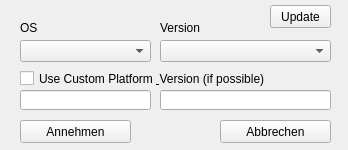
The window that versionSpoofer/QtConfig.ui (exp111/TS3PatchExtensions) describes before a commit, drawn with Qt 5.
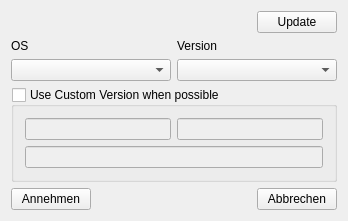
The same window after the commit.

Diff of the .ui file:
```diff
--- a/versionSpoofer/QtConfig.ui
+++ b/versionSpoofer/QtConfig.ui
@@ -7,7 +7,7 @@
     <x>0</x>
     <y>0</y>
     <width>348</width>
-    <height>150</height>
+    <height>220</height>
    </rect>
   </property>
   <property name="minimumSize">
@@ -22,127 +22,126 @@
   <property name="windowTitle">
    <string>Version &amp; OS Spoofer</string>
   </property>
-  <widget class="QPushButton" name="acceptButton">
-   <property name="geometry">
-    <rect>
-     <x>20</x>
-     <y>120</y>
-     <width>111</width>
-     <height>23</height>
-    </rect>
-   </property>
-   <property name="text">
-    <string>Annehmen</string>
-   </property>
-   <property name="checkable">
-    <bool>false</bool>
-   </property>
-  </widget>
-  <widget class="QPushButton" name="cancelButton">
-   <property name="geometry">
-    <rect>
-     <x>220</x>
-     <y>120</y>
-     <width>111</width>
-     <height>23</height>
-    </rect>
-   </property>
+  <layout class="QVBoxLayout" name="verticalLayout_3">
+   <item>
+    <layout class="QHBoxLayout" name="horizontalLayout_2">
+     <item>
+      <spacer name="horizontalSpacer_2">
+       <property name="orientation">
+        <enum>Qt::Horizontal</enum>
+       </property>
+       <property name="sizeHint" stdset="0">
+        <size>
+         <width>40</width>
+         <height>20</height>
+        </size>
+       </property>
+      </spacer>
+     </item>
+     <item>
+      <widget class="QPushButton" name="updateButton">
    <property name="text">
-    <string>Abbrechen</string>
-   </property>
-  </widget>
-  <widget class="QComboBox" name="OSComboBox">
-   <property name="geometry">
-    <rect>
-     <x>20</x>
-     <y>40</y>
-     <width>131</width>
-     <height>22</height>
-    </rect>
-   </property>
-  </widget>
+        <string>Update</string>
+       </property>
+      </widget>
+     </item>
+    </layout>
+   </item>
+   <item>
+    <layout class="QHBoxLayout" name="horizontalLayout_4">
+     <item>
+      <layout class="QVBoxLayout" name="verticalLayout">
+       <item>
   <widget class="QLabel" name="OSLabel">
-   <property name="geometry">
-    <rect>
-     <x>20</x>
-     <y>20</y>
-     <width>111</width>
-     <height>16</height>
-    </rect>
-   </property>
    <property name="text">
     <string>OS</string>
    </property>
   </widget>
+       </item>
+       <item>
+        <widget class="QComboBox" name="OSComboBox"/>
+       </item>
+      </layout>
+     </item>
+     <item>
+      <layout class="QVBoxLayout" name="verticalLayout_2">
+       <item>
   <widget class="QLabel" name="versionLabel">
-   <property name="geometry">
-    <rect>
-     <x>160</x>
-     <y>20</y>
-     <width>111</width>
-     <height>16</height>
-    </rect>
-   </property>
    <property name="text">
     <string>Version</string>
    </property>
   </widget>
-  <widget class="QComboBox" name="versionComboBox">
-   <property name="geometry">
-    <rect>
-     <x>160</x>
-     <y>40</y>
-     <width>171</width>
-     <height>22</height>
-    </rect>
-   </property>
-  </widget>
-  <widget class="QPushButton" name="updateButton">
-   <property name="geometry">
-    <rect>
-     <x>270</x>
-     <y>5</y>
-     <width>61</width>
-     <height>23</height>
-    </rect>
-   </property>
-   <property name="text">
-    <string>Update</string>
-   </property>
-  </widget>
-  <widget class="QLineEdit" name="customOSLine">
-   <property name="geometry">
-    <rect>
-     <x>20</x>
-     <y>90</y>
-     <width>131</width>
-     <height>20</height>
-    </rect>
-   </property>
-  </widget>
-  <widget class="QLineEdit" name="customVersionLine">
-   <property name="geometry">
-    <rect>
-     <x>160</x>
-     <y>90</y>
-     <width>171</width>
-     <height>20</height>
-    </rect>
-   </property>
-  </widget>
-  <widget class="QCheckBox" name="customVersionBox">
-   <property name="geometry">
-    <rect>
-     <x>20</x>
-     <y>70</y>
-     <width>311</width>
-     <height>17</height>
-    </rect>
-   </property>
+       </item>
+       <item>
+        <widget class="QComboBox" name="versionComboBox"/>
+       </item>
+      </layout>
+     </item>
+    </layout>
+   </item>
+   <item>
+    <widget class="QGroupBox" name="customVersionBox">
+     <property name="title">
+      <string>Use Custom Version when possible</string>
+     </property>
+     <property name="checkable">
+      <bool>true</bool>
+     </property>
+     <property name="checked">
+      <bool>false</bool>
+     </property>
+     <layout class="QVBoxLayout" name="verticalLayout_4">
+      <item>
+       <layout class="QHBoxLayout" name="horizontalLayout">
+        <item>
+         <widget class="QLineEdit" name="customOSLine"/>
+        </item>
+        <item>
+         <widget class="QLineEdit" name="customVersionLine"/>
+        </item>
+       </layout>
+      </item>
+      <item>
+       <widget class="QLineEdit" name="customVersionLine_2"/>
+      </item>
+     </layout>
+    </widget>
+   </item>
+   <item>
+    <layout class="QHBoxLayout" name="horizontalLayout_3">
+     <item>
+      <widget class="QPushButton" name="acceptButton">
+       <property name="text">
+        <string>Annehmen</string>
+       </property>
+       <property name="checkable">
+        <bool>false</bool>
+       </property>
+      </widget>
+     </item>
+     <item>
+      <spacer name="horizontalSpacer">
+       <property name="orientation">
+        <enum>Qt::Horizontal</enum>
+       </property>
+       <property name="sizeHint" stdset="0">
+        <size>
+         <width>40</width>
+         <height>20</height>
+        </size>
+       </property>
+      </spacer>
+     </item>
+     <item>
+      <widget class="QPushButton" name="cancelButton">
    <property name="text">
-    <string>Use Custom Platform &amp; Version (if possible)</string>
-   </property>
-  </widget>
+        <string>Abbrechen</string>
+       </property>
+      </widget>
+     </item>
+    </layout>
+   </item>
+  </layout>
  </widget>
  <layoutdefault spacing="6" margin="11"/>
  <resources/>
```
Lines whose indentation alone changed are shown as unchanged.
